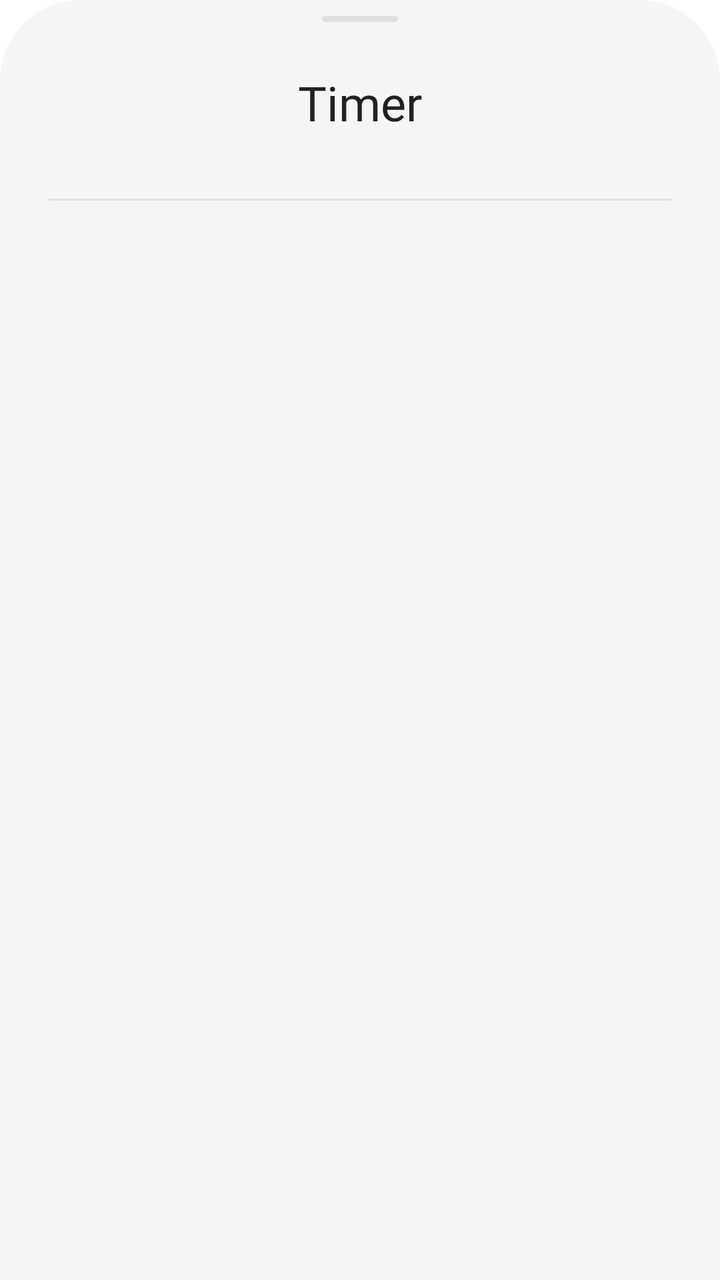
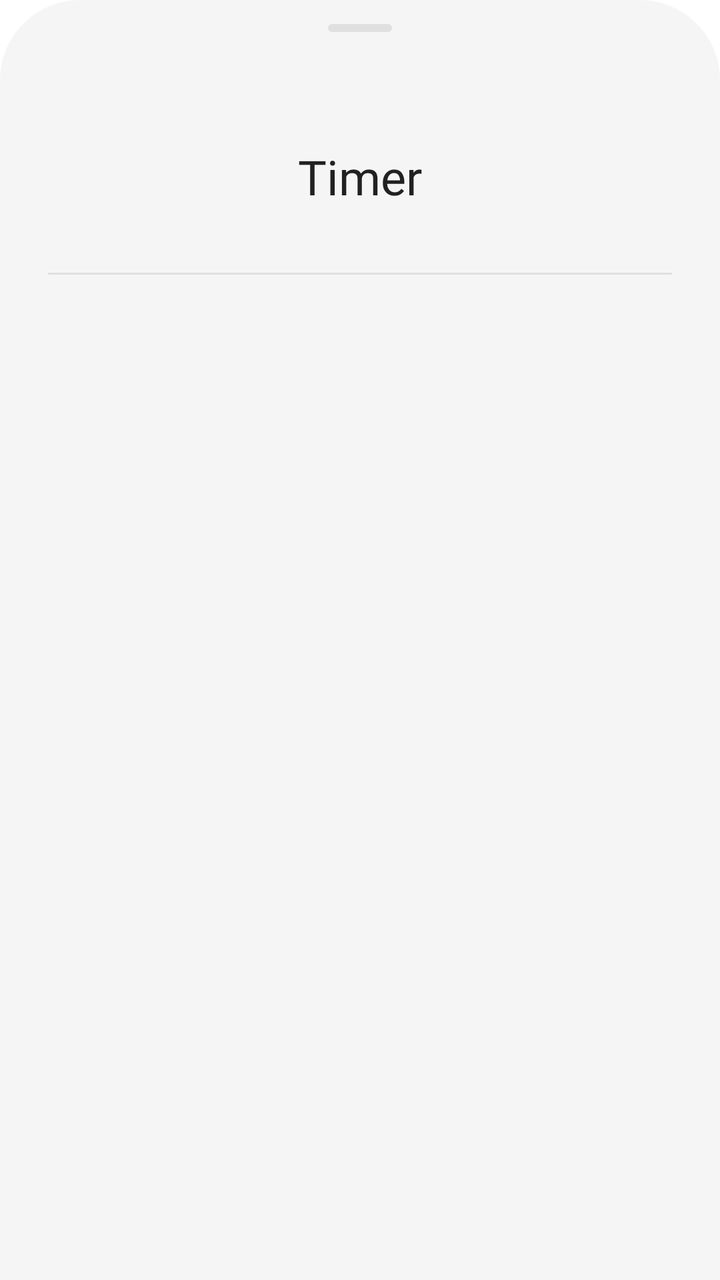

Before-and-after screenshots of an Android layout around one commit, followed by the original layout XML and the change that was made.
<!-- AndroidManifest.xml: application theme Theme.Movie -->
<!-- res/layout/layout_bottom_sheet_timer.xml -->
<?xml version="1.0" encoding="utf-8"?>
<LinearLayout xmlns:android="http://schemas.android.com/apk/res/android"
    xmlns:app="http://schemas.android.com/apk/res-auto"
    xmlns:tools="http://schemas.android.com/tools"
    android:layout_width="match_parent"
    android:layout_height="wrap_content"
    android:background="@drawable/background_bottom_sheet"
    android:orientation="vertical"
    android:paddingHorizontal="24dp">

    <com.google.android.material.bottomsheet.BottomSheetDragHandleView
        android:layout_width="match_parent"
        android:layout_height="wrap_content" />

    <View
        android:layout_width="38dp"
        android:layout_height="3dp"
        android:layout_gravity="center_horizontal"
        android:layout_marginTop="8dp"
        android:background="@drawable/background_drag_bottom_sheet" />

    <TextView
        style="@style/text_24_700"
        android:layout_width="match_parent"
        android:layout_height="wrap_content"
        android:paddingVertical="24dp"
        android:text="@string/timer"
        android:textAlignment="center"
        android:textColor="?attr/text_color_head_1" />

    <View
        android:layout_width="match_parent"
        android:layout_height="1dp"
        android:layout_gravity="center_horizontal"
        android:layout_marginTop="8dp"
        android:background="@drawable/background_drag_bottom_sheet" />

    <androidx.recyclerview.widget.RecyclerView
        android:id="@+id/recyclerView"
        android:layout_width="match_parent"
        android:layout_height="wrap_content"
        android:layout_marginTop="24dp"
        app:layoutManager="androidx.recyclerview.widget.LinearLayoutManager"
        android:orientation="vertical" />

</LinearLayout>
<!-- resources referenced by this layout -->
<resources>
  <!-- drawable background_bottom_sheet (drawable) -->
  <?xml version="1.0" encoding="utf-8"?>
  <layer-list xmlns:android="http://schemas.android.com/apk/res/android">
      
      <item>
          <shape android:shape="rectangle">
              <corners
                  android:topLeftRadius="40dp"
                  android:topRightRadius="40dp" />
              <solid android:color="?attr/color_background_second" />
          </shape>
      </item>
  
      
      <item
          android:bottom="1000dp"
          android:top="0dp"> 
          <shape android:shape="rectangle">
              <size android:height="1dp" />
              <solid android:color="?attr/color_background_300_dark" />
          </shape>
      </item>
  </layer-list>
  <!-- drawable background_drag_bottom_sheet (drawable) -->
  <?xml version="1.0" encoding="utf-8"?>
  <shape xmlns:android="http://schemas.android.com/apk/res/android">
      <solid android:color="?attr/color_background_300_dark" />
      <corners android:radius="100dp" />
  </shape>
  <string name="timer">Timer</string>
  <style name="text_24_700">
          <item name="android:textSize" tools:ignore="SpUsage">24dp</item>
          <item name="android:fontFamily">@font/urbanist_bold</item>
      </style>
  <style name="Theme.Movie" parent="Theme.MaterialComponents.Light.NoActionBar">
          
          <item name="colorPrimary">@color/orange</item>
          <item name="colorPrimaryVariant">@color/white</item>
          <item name="background">@color/white</item>
          <item name="android:windowBackground">@color/white</item>
          <item name="colorOnPrimary">@color/white</item>
          
          <item name="colorSecondary">@color/white</item>
          <item name="colorSecondaryVariant">@color/white</item>
          <item name="colorOnSecondary">@color/white</item>
          
          <item name="android:statusBarColor">?attr/colorPrimaryVariant</item>
          
  
          <item name="color_background">@color/white</item>
          <item name="color_background_second">@color/gray_100</item>
          <item name="color_background_third">@color/white</item>
          <item name="color_background_div">@color/gray_200</item>
          <item name="color_background_button">@color/orange_100</item>
          <item name="color_background_button_status">@color/gray_400</item>
          <item name="color_background_300_dark">@color/gray_300</item>
  
          <item name="color_primary_orange">@color/orange</item>
          <item name="color_disable_orange">@color/orange_status</item>
  
          <item name="text_color_gray_subtitle">@color/gray_800</item>
          <item name="text_color_span">@color/gray_700</item>
          <item name="text_color_span_500">@color/gray_500</item>
          <item name="text_color_span_700_300">@color/gray_700</item>
          <item name="text_color_head_1">@color/gray_900</item>
          <item name="text_color_head_2">@color/gray_800</item>
          <item name="text_color_primary_orange">@color/orange</item>
          <item name="text_color_primary_white">@color/white</item>
          <item name="color_indicator">@color/gray_200</item>
      </style>
  <color name="orange">#FFFF6B2D</color>
  <color name="white">#FFFFFFFF</color>
  <color name="gray_100">#FFF5F5F5</color>
  <color name="gray_200">#FFEEEEEE</color>
  <color name="orange_100">#FFFFE3D8</color>
  <color name="gray_400">#FFBDBDBD</color>
  <color name="gray_300">#FFE0E0E0</color>
  <color name="orange_status">#FFFF9B70</color>
  <color name="gray_800">#FF424242</color>
  <color name="gray_700">#FF616161</color>
  <color name="gray_500">#FF9E9E9E</color>
  <color name="gray_900">#FF212121</color>
</resources>

<!-- the commit's change to res/layout/layout_bottom_sheet_timer.xml (unified diff, before → after) -->
@@ -10,14 +10,8 @@
 
     <com.google.android.material.bottomsheet.BottomSheetDragHandleView
         android:layout_width="match_parent"
-        android:layout_height="wrap_content" />
-
-    <View
-        android:layout_width="38dp"
-        android:layout_height="3dp"
-        android:layout_gravity="center_horizontal"
-        android:layout_marginTop="8dp"
-        android:background="@drawable/background_drag_bottom_sheet" />
+        android:layout_height="wrap_content"
+        app:tint="?attr/color_background_300_dark"/>
 
     <TextView
         style="@style/text_24_700"
<!-- resource entries referenced after the edit -->
@@ -34,7 +34,7 @@
           <item name="android:textSize" tools:ignore="SpUsage">24dp</item>
           <item name="android:fontFamily">@font/urbanist_bold</item>
       </style>
-  <style name="Theme.Movie" parent="Theme.MaterialComponents.Light.NoActionBar">
+  <style name="Theme.Movie" parent="Theme.Material3.Light.NoActionBar">
           
           <item name="colorPrimary">@color/orange</item>
           <item name="colorPrimaryVariant">@color/white</item>
